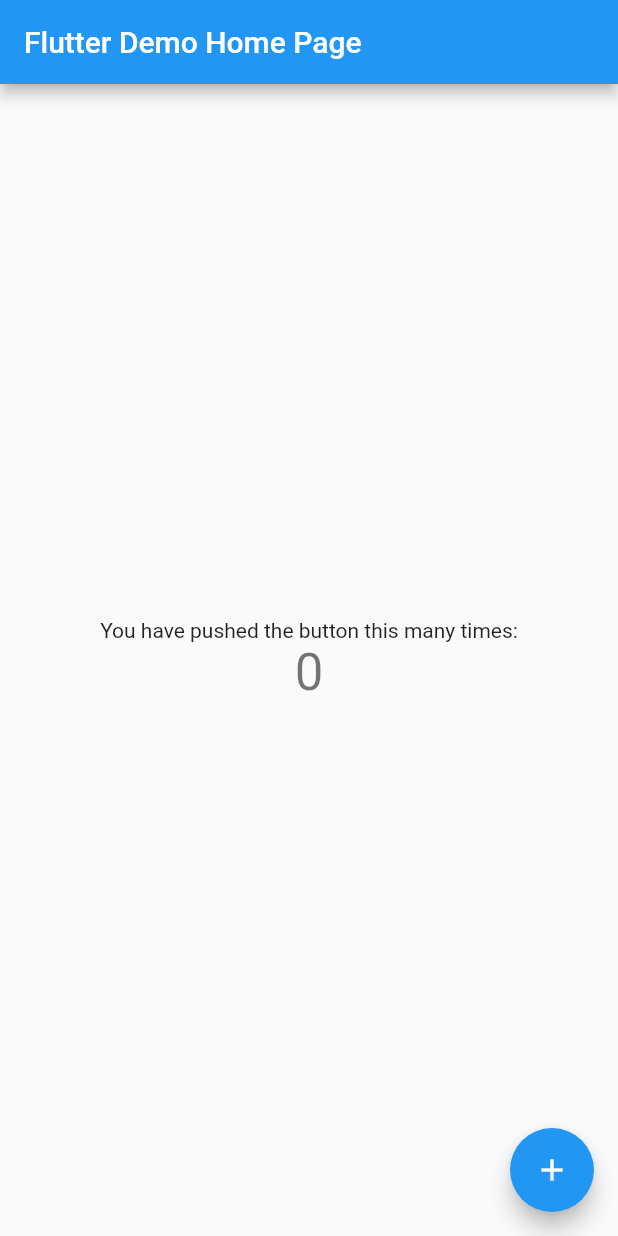
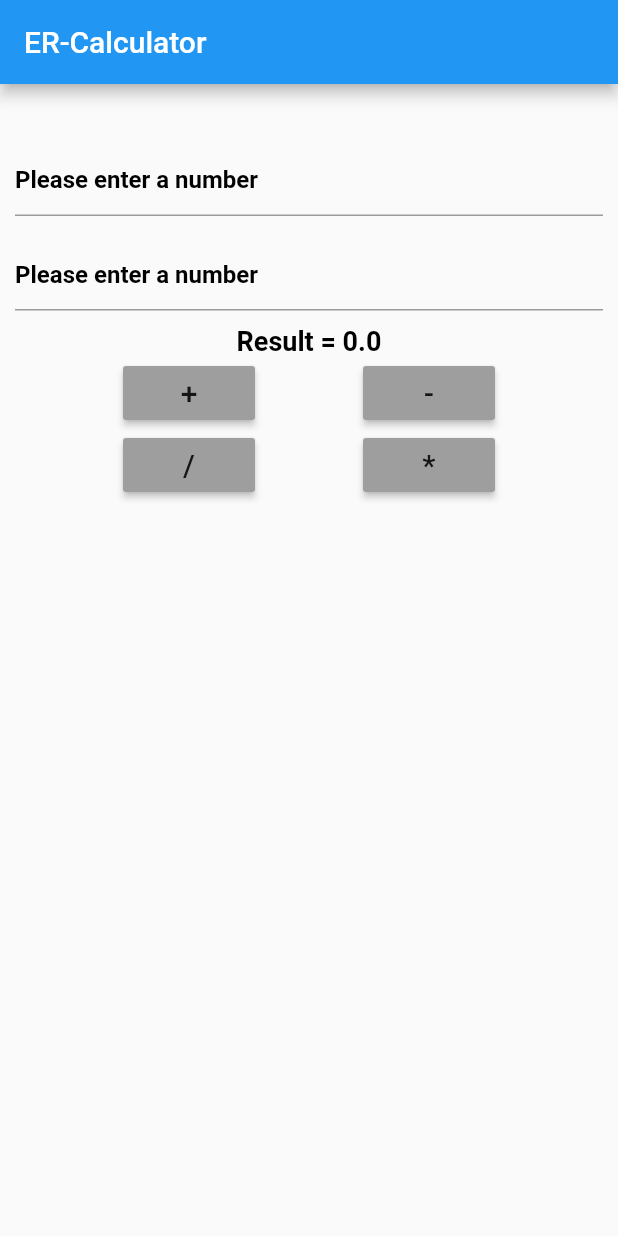
Before and after one commit to phpgeek254/Sample-Flutter-Calculatior, a Flutter app: the screen it shows after launch, on a phone screen of 412 x 824 dp. Run offline on Flutter 3.47's test engine with Material 2 defaults, Android fonts, the phone set to English and light mode, and no system bars.

Commit message:
Finished the calculator app

```diff
--- /dev/null
+++ b/lib/MainCalculator.dart
@@ -0,0 +1,126 @@
+import 'package:flutter/material.dart';
+
+class MainCalculator extends StatefulWidget {
+  @override
+  _MainCalculator createState() => _MainCalculator();
+}
+
+class _MainCalculator extends State<MainCalculator> {
+  double firstNumber = 0, secondNumber = 0, result = 0;
+
+  void performAddition() {
+    setState(() {
+      result = firstNumber + secondNumber;
+    });
+  }
+
+  void performSubtraction() {
+    setState(() {
+      result = firstNumber - secondNumber;
+    });
+  }
+
+  void peformMultiplication() {
+    setState(() {
+      result = firstNumber * secondNumber;
+    });
+  }
+
+  void performDivision() {
+    setState(() {
+      result = firstNumber / secondNumber;
+    });
+  }
+
+  @override
+  Widget build(BuildContext context) {
+    return Scaffold(
+      appBar: AppBar(
+        title: Text("ER-Calculator"),
+      ),
+      body: Container(
+        padding: EdgeInsets.all(10.0),
+        child: Column(
+          children: <Widget>[
+            SizedBox(
+              height: 30.0,
+            ),
+            TextField(
+              decoration: InputDecoration(
+                  hintText: "Please enter a number",
+                  hintStyle: TextStyle(
+                      fontWeight: FontWeight.bold,
+                      color: Colors.black,
+                      fontSize: 16.0),
+                  hasFloatingPlaceholder: true),
+              keyboardType: TextInputType.number,
+              onChanged: (value) {
+                setState(() {
+                  firstNumber = double.parse(value);
+                });
+              },
+            ),
+            SizedBox(
+              height: 15.0,
+            ),
+            TextField(
+              decoration: InputDecoration(
+                  hintText: "Please enter a number",
+                  hintStyle: TextStyle(
+                      fontWeight: FontWeight.bold,
+                      color: Colors.black,
+                      fontSize: 16.0),
+                  hasFloatingPlaceholder: true),
+              keyboardType: TextInputType.number,
+              onChanged: (secondValue) {
+                setState(() {
+                  secondNumber = double.parse(secondValue);
+                });
+              },
+            ),
+            SizedBox(
+              height: 10.0,
+            ),
+            Text(
+              "Result = $result",
+              textAlign: TextAlign.right,
+              style: TextStyle(
+                  fontSize: 18.0,
+                  fontWeight: FontWeight.bold,
+                  color: Colors.black),
+            ),
+            Row(
+                mainAxisAlignment: MainAxisAlignment.spaceEvenly,
+                children: <Widget>[
+                  MaterialButton(
+                    child: Text("+", style: TextStyle(fontSize: 20.0)),
+                    color: Colors.grey,
+                    onPressed: () => performAddition(),
+                  ),
+                  MaterialButton(
+                    child: Text("-", style: TextStyle(fontSize: 20.0)),
+                    color: Colors.grey,
+                    onPressed: () => performSubtraction(),
+                  ),
+                ]),
+            Row(
+              mainAxisAlignment: MainAxisAlignment.spaceEvenly,
+              children: <Widget>[
+                MaterialButton(
+                  child: Text("/", style: TextStyle(fontSize: 20.0)),
+                  color: Colors.grey,
+                  onPressed: () => this.performDivision(),
+                ),
+                MaterialButton(
+                  child: Text("*", style: TextStyle(fontSize: 20.0)),
+                  color: Colors.grey,
+                  onPressed: () => this.peformMultiplication(),
+                ),
+              ],
+            )
+          ],
+        ),
+      ),
+    );
+  }
+}
--- a/lib/main.dart
+++ b/lib/main.dart
@@ -1,111 +1,19 @@
+import 'package:calculator_app/MainCalculator.dart';
 import 'package:flutter/material.dart';
 
-void main() => runApp(MyApp());
+void main() => runApp(CalculatorHomePage());
 
-class MyApp extends StatelessWidget {
-  // This widget is the root of your application.
+
+class CalculatorHomePage extends StatelessWidget {
   @override
   Widget build(BuildContext context) {
     return MaterialApp(
-      title: 'Flutter Demo',
+      title: "Calculator App",
+      debugShowMaterialGrid: false,
       theme: ThemeData(
-        // This is the theme of your application.
-        //
-        // Try running your application with "flutter run". You'll see the
-        // application has a blue toolbar. Then, without quitting the app, try
-        // changing the primarySwatch below to Colors.green and then invoke
-        // "hot reload" (press "r" in the console where you ran "flutter run",
-        // or simply save your changes to "hot reload" in a Flutter IDE).
-        // Notice that the counter didn't reset back to zero; the application
-        // is not restarted.
-        primarySwatch: Colors.blue,
+        primaryColor: Colors.blue,
       ),
-      home: MyHomePage(title: 'Flutter Demo Home Page'),
+      home: MainCalculator(),
     );
   }
 }
-
-class MyHomePage extends StatefulWidget {
-  MyHomePage({Key key, this.title}) : super(key: key);
-
-  // This widget is the home page of your application. It is stateful, meaning
-  // that it has a State object (defined below) that contains fields that affect
-  // how it looks.
-
-  // This class is the configuration for the state. It holds the values (in this
-  // case the title) provided by the parent (in this case the App widget) and
-  // used by the build method of the State. Fields in a Widget subclass are
-  // always marked "final".
-
-  final String title;
-
-  @override
-  _MyHomePageState createState() => _MyHomePageState();
-}
-
-class _MyHomePageState extends State<MyHomePage> {
-  int _counter = 0;
-
-  void _incrementCounter() {
-    setState(() {
-      // This call to setState tells the Flutter framework that something has
-      // changed in this State, which causes it to rerun the build method below
-      // so that the display can reflect the updated values. If we changed
-      // _counter without calling setState(), then the build method would not be
-      // called again, and so nothing would appear to happen.
-      _counter++;
-    });
-  }
-
-  @override
-  Widget build(BuildContext context) {
-    // This method is rerun every time setState is called, for instance as done
-    // by the _incrementCounter method above.
-    //
-    // The Flutter framework has been optimized to make rerunning build methods
-    // fast, so that you can just rebuild anything that needs updating rather
-    // than having to individually change instances of widgets.
-    return Scaffold(
-      appBar: AppBar(
-        // Here we take the value from the MyHomePage object that was created by
-        // the App.build method, and use it to set our appbar title.
-        title: Text(widget.title),
-      ),
-      body: Center(
-        // Center is a layout widget. It takes a single child and positions it
-        // in the middle of the parent.
-        child: Column(
-          // Column is also layout widget. It takes a list of children and
-          // arranges them vertically. By default, it sizes itself to fit its
-          // children horizontally, and tries to be as tall as its parent.
-          //
-          // Invoke "debug painting" (press "p" in the console, choose the
-          // "Toggle Debug Paint" action from the Flutter Inspector in Android
-          // Studio, or the "Toggle Debug Paint" command in Visual Studio Code)
-          // to see the wireframe for each widget.
-          //
-          // Column has various properties to control how it sizes itself and
-          // how it positions its children. Here we use mainAxisAlignment to
-          // center the children vertically; the main axis here is the vertical
-          // axis because Columns are vertical (the cross axis would be
-          // horizontal).
-          mainAxisAlignment: MainAxisAlignment.center,
-          children: <Widget>[
-            Text(
-              'You have pushed the button this many times:',
-            ),
-            Text(
-              '$_counter',
-              style: Theme.of(context).textTheme.display1,
-            ),
-          ],
-        ),
-      ),
-      floatingActionButton: FloatingActionButton(
-        onPressed: _incrementCounter,
-        tooltip: 'Increment',
-        child: Icon(Icons.add),
-      ), // This trailing comma makes auto-formatting nicer for build methods.
-    );
-  }
-}
```
